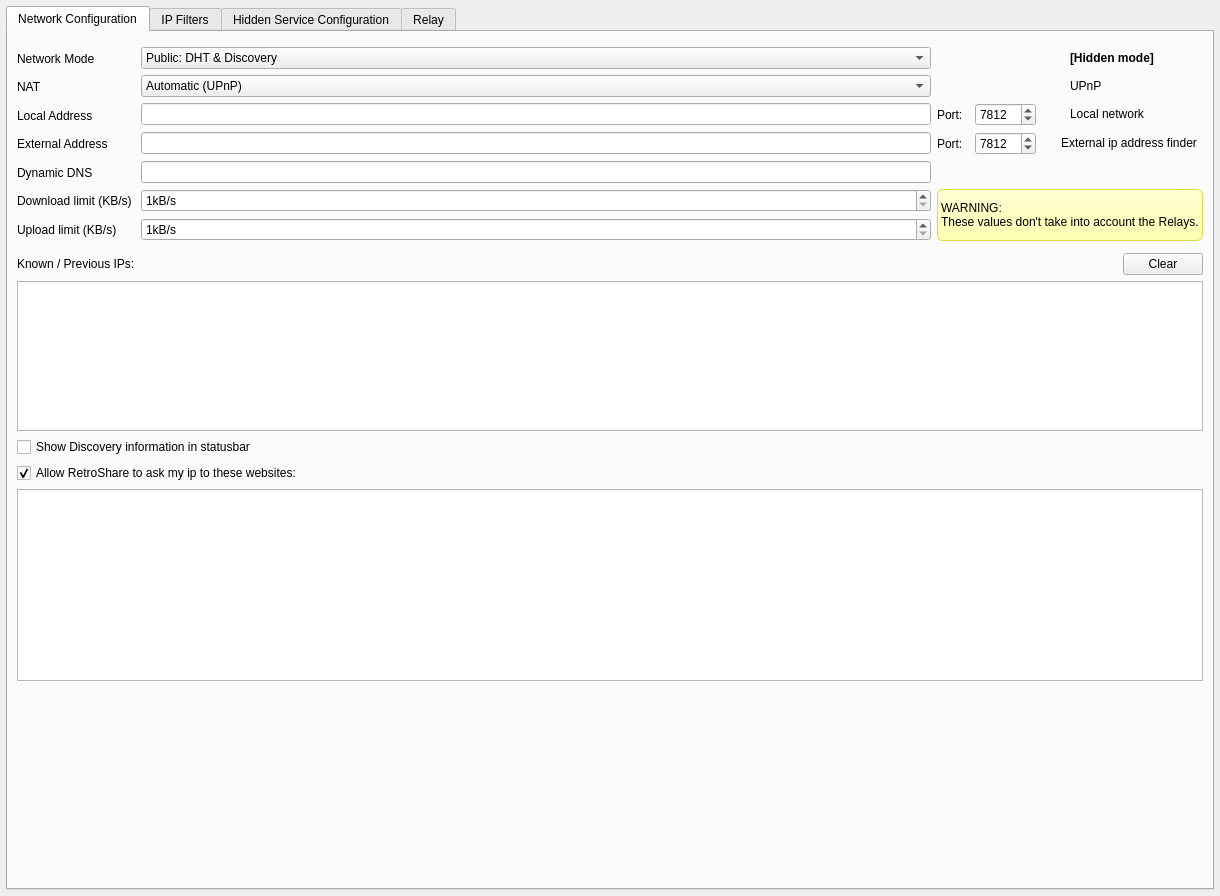
The window that retroshare-gui/src/gui/settings/ServerPage.ui (RetroShare/RetroShare) describes before a commit, drawn with Qt 5.
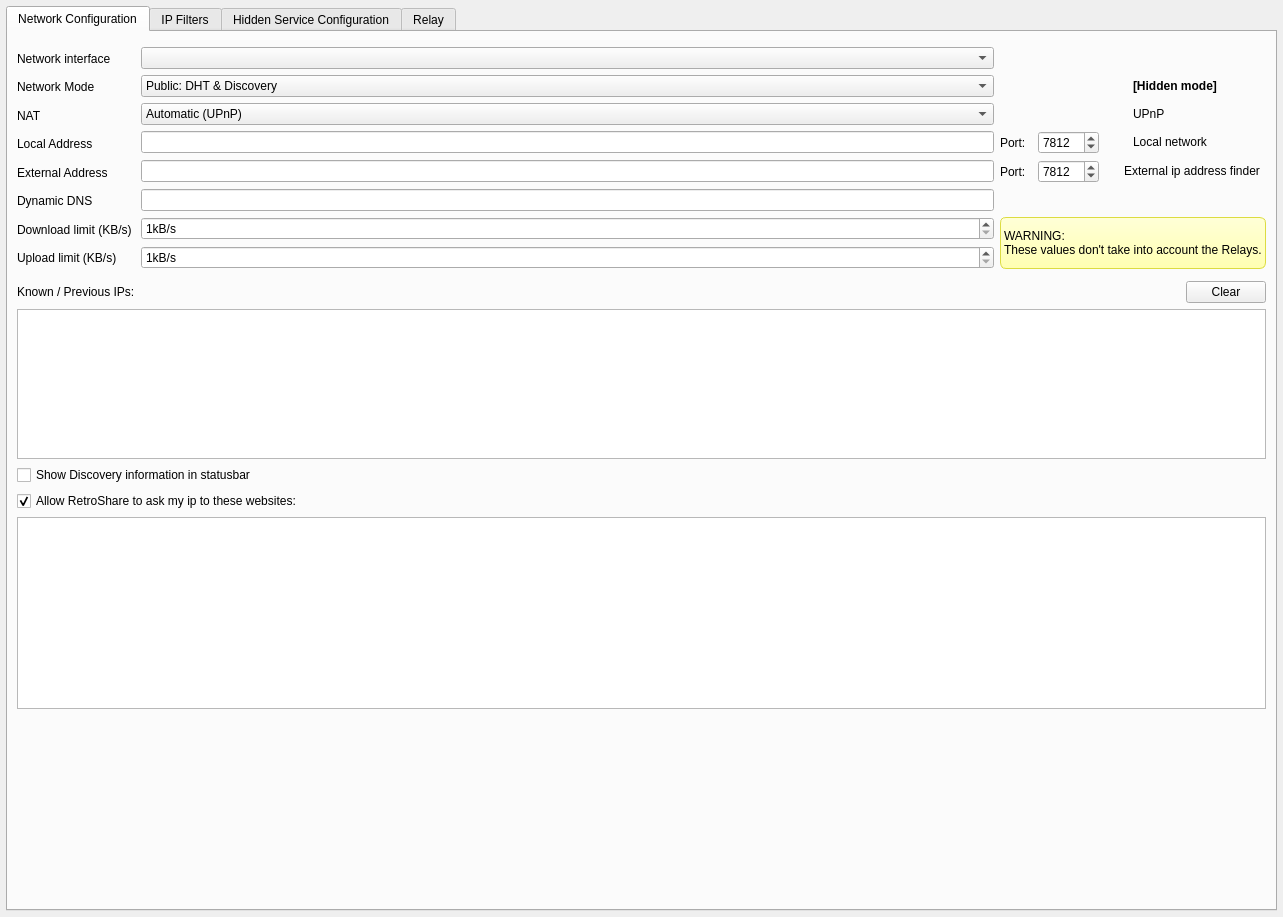
The same window after the commit. Icons and pictures are not drawn.

Commit message: add existing network interfaces in GUI for the user to choose from

```diff
--- a/retroshare-gui/src/gui/settings/ServerPage.ui
+++ b/retroshare-gui/src/gui/settings/ServerPage.ui
@@ -6,8 +6,8 @@
    <rect>
     <x>0</x>
     <y>0</y>
-    <width>1220</width>
-    <height>896</height>
+    <width>1283</width>
+    <height>917</height>
    </rect>
   </property>
   <layout class="QVBoxLayout" name="ServerPageVLayout">
@@ -46,6 +46,13 @@
          </property>
          <item>
           <layout class="QVBoxLayout" name="netConfLabelVLayout">
+           <item>
+            <widget class="QLabel" name="label_netInterface">
+             <property name="text">
+              <string>Network interface</string>
+             </property>
+            </widget>
+           </item>
            <item>
             <widget class="QLabel" name="label_netmode">
              <property name="text">
@@ -114,7 +121,7 @@
            <property name="spacing">
             <number>6</number>
            </property>
-           <item row="5" column="0">
+           <item row="6" column="0">
             <widget class="QSpinBox" name="totalDownloadRate">
              <property name="sizePolicy">
               <sizepolicy hsizetype="MinimumExpanding" vsizetype="Fixed">
@@ -139,17 +146,17 @@
              </property>
             </widget>
            </item>
-           <item row="2" column="0">
+           <item row="3" column="0">
             <widget class="QLineEdit" name="localAddress"/>
            </item>
-           <item row="2" column="1">
+           <item row="3" column="1">
             <widget class="QLabel" name="localPortLabel">
              <property name="text">
               <string>Port:</string>
              </property>
             </widget>
            </item>
-           <item row="2" column="2">
+           <item row="3" column="2">
             <widget class="QSpinBox" name="localPort">
              <property name="toolTip">
               <string>Acceptable ports range from 10 to 65535. Normally Ports below 1024 are reserved by your system.</string>
@@ -165,17 +172,17 @@
              </property>
             </widget>
            </item>
-           <item row="3" column="0">
+           <item row="4" column="0">
             <widget class="QLineEdit" name="extAddress"/>
            </item>
-           <item row="3" column="1">
+           <item row="4" column="1">
             <widget class="QLabel" name="extPortLabel">
              <property name="text">
               <string>Port:</string>
              </property>
             </widget>
            </item>
-           <item row="3" column="2">
+           <item row="4" column="2">
             <widget class="QSpinBox" name="extPort">
              <property name="toolTip">
               <string>Acceptable ports range from 10 to 65535. Normally ports below 1024 are reserved by your system.</string>
@@ -191,10 +198,10 @@
              </property>
             </widget>
            </item>
-           <item row="4" column="0">
+           <item row="5" column="0">
             <widget class="QLineEdit" name="dynDNS"/>
            </item>
-           <item row="1" column="0">
+           <item row="2" column="0">
             <widget class="QComboBox" name="netModeComboBox">
              <item>
               <property name="text">
@@ -213,7 +220,7 @@
              </item>
             </widget>
            </item>
-           <item row="0" column="0">
+           <item row="1" column="0">
             <widget class="QComboBox" name="discComboBox">
              <property name="minimumSize">
               <size>
@@ -246,7 +253,7 @@
              </item>
             </widget>
            </item>
-           <item row="3" column="3">
+           <item row="4" column="3">
             <layout class="QGridLayout" name="gLayout_ext">
              <property name="leftMargin">
               <number>6</number>
@@ -282,7 +289,7 @@
              </item>
             </layout>
            </item>
-           <item row="2" column="3">
+           <item row="3" column="3">
             <layout class="QGridLayout" name="gLayout_netLimited">
              <property name="leftMargin">
               <number>6</number>
@@ -315,7 +322,7 @@
              </item>
             </layout>
            </item>
-           <item row="6" column="0">
+           <item row="7" column="0">
             <widget class="QSpinBox" name="totalUploadRate">
              <property name="sizePolicy">
               <sizepolicy hsizetype="MinimumExpanding" vsizetype="Fixed">
@@ -343,7 +350,7 @@
              </property>
             </widget>
            </item>
-           <item row="1" column="3">
+           <item row="2" column="3">
             <layout class="QGridLayout" name="gLayout_upnp">
              <property name="leftMargin">
               <number>6</number>
@@ -376,7 +383,7 @@
              </item>
             </layout>
            </item>
-           <item row="0" column="3">
+           <item row="1" column="3">
             <layout class="QGridLayout" name="gLayout_hiddenMode">
              <property name="leftMargin">
               <number>6</number>
@@ -418,7 +425,7 @@
              </item>
             </layout>
            </item>
-           <item row="5" column="1" rowspan="2" colspan="3">
+           <item row="6" column="1" rowspan="2" colspan="3">
             <widget class="QLabel" name="label_warningBandwidth">
              <property name="styleSheet">
               <string notr="true">	border: 1px solid #DCDC41;
@@ -433,6 +440,9 @@
              </property>
             </widget>
            </item>
+           <item row="0" column="0">
+            <widget class="QComboBox" name="netInterfaces_CB"/>
+           </item>
           </layout>
          </item>
         </layout>
```
The commit also changes 8 other files.
